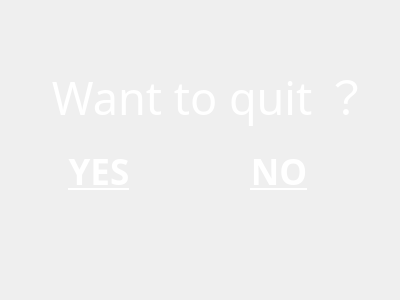
Before: the Qt Designer form TheDiaryOfSurvival/end.ui in zhangpj15/TheDiaryOfSurvival, drawn with Qt 5.
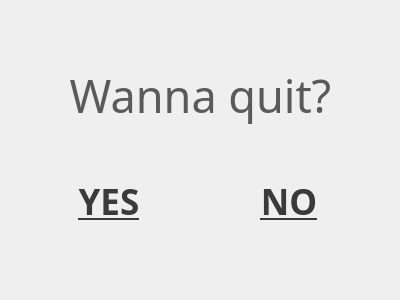
After: the same form once the commit is applied.

Diff of the .ui file:
```diff
--- a/TheDiaryOfSurvival/end.ui
+++ b/TheDiaryOfSurvival/end.ui
@@ -16,8 +16,8 @@
   <widget class="QPushButton" name="btnYes">
    <property name="geometry">
     <rect>
-     <x>20</x>
-     <y>150</y>
+     <x>30</x>
+     <y>180</y>
      <width>158</width>
      <height>42</height>
     </rect>
@@ -34,7 +34,7 @@
    <property name="styleSheet">
     <string notr="true">QPushButton{
 border: 0px;
-color:#FFFFFF;
+color:#3A3A3A;
 border-radius: 7px;
 
 }
@@ -58,8 +58,8 @@
   <widget class="QPushButton" name="btnNo">
    <property name="geometry">
     <rect>
-     <x>200</x>
-     <y>150</y>
+     <x>210</x>
+     <y>180</y>
      <width>158</width>
      <height>42</height>
     </rect>
@@ -76,7 +76,7 @@
    <property name="styleSheet">
     <string notr="true">QPushButton{
 border: 0px;
-color:#FFFFFF;
+color:#3A3A3A;
 border-radius: 7px;
 
 }
@@ -100,9 +100,9 @@
   <widget class="QLabel" name="lblPoint">
    <property name="geometry">
     <rect>
-     <x>50</x>
+     <x>20</x>
      <y>60</y>
-     <width>321</width>
+     <width>361</width>
      <height>71</height>
     </rect>
    </property>
@@ -112,27 +112,27 @@
       <colorrole role="WindowText">
        <brush brushstyle="SolidPattern">
         <color alpha="255">
-         <red>255</red>
-         <green>255</green>
-         <blue>255</blue>
+         <red>90</red>
+         <green>90</green>
+         <blue>90</blue>
         </color>
        </brush>
       </colorrole>
       <colorrole role="Text">
        <brush brushstyle="SolidPattern">
         <color alpha="255">
-         <red>255</red>
-         <green>255</green>
-         <blue>255</blue>
+         <red>90</red>
+         <green>90</green>
+         <blue>90</blue>
         </color>
        </brush>
       </colorrole>
       <colorrole role="ButtonText">
        <brush brushstyle="SolidPattern">
         <color alpha="255">
-         <red>255</red>
-         <green>255</green>
-         <blue>255</blue>
+         <red>90</red>
+         <green>90</green>
+         <blue>90</blue>
         </color>
        </brush>
       </colorrole>
@@ -141,27 +141,27 @@
       <colorrole role="WindowText">
        <brush brushstyle="SolidPattern">
         <color alpha="255">
-         <red>255</red>
-         <green>255</green>
-         <blue>255</blue>
+         <red>90</red>
+         <green>90</green>
+         <blue>90</blue>
         </color>
        </brush>
       </colorrole>
       <colorrole role="Text">
        <brush brushstyle="SolidPattern">
         <color alpha="255">
-         <red>255</red>
-         <green>255</green>
-         <blue>255</blue>
+         <red>90</red>
+         <green>90</green>
+         <blue>90</blue>
         </color>
        </brush>
       </colorrole>
       <colorrole role="ButtonText">
        <brush brushstyle="SolidPattern">
         <color alpha="255">
-         <red>255</red>
-         <green>255</green>
-         <blue>255</blue>
+         <red>90</red>
+         <green>90</green>
+         <blue>90</blue>
         </color>
        </brush>
       </colorrole>
@@ -170,27 +170,27 @@
       <colorrole role="WindowText">
        <brush brushstyle="SolidPattern">
         <color alpha="255">
-         <red>255</red>
-         <green>255</green>
-         <blue>255</blue>
+         <red>90</red>
+         <green>90</green>
+         <blue>90</blue>
         </color>
        </brush>
       </colorrole>
       <colorrole role="Text">
        <brush brushstyle="SolidPattern">
         <color alpha="255">
-         <red>255</red>
-         <green>255</green>
-         <blue>255</blue>
+         <red>90</red>
+         <green>90</green>
+         <blue>90</blue>
         </color>
        </brush>
       </colorrole>
       <colorrole role="ButtonText">
        <brush brushstyle="SolidPattern">
         <color alpha="255">
-         <red>255</red>
-         <green>255</green>
-         <blue>255</blue>
+         <red>90</red>
+         <green>90</green>
+         <blue>90</blue>
         </color>
        </brush>
       </colorrole>
@@ -206,13 +206,13 @@
    <property name="styleSheet">
     <string notr="true">QLabel{
 border: 0px;
-color:#FFFFFF;
+color:#5A5A5A;
 border-radius: 7px;
 
 }</string>
    </property>
    <property name="text">
-    <string>Want to quit ？</string>
+    <string>Wanna quit?</string>
    </property>
    <property name="alignment">
     <set>Qt::AlignCenter</set>
```
